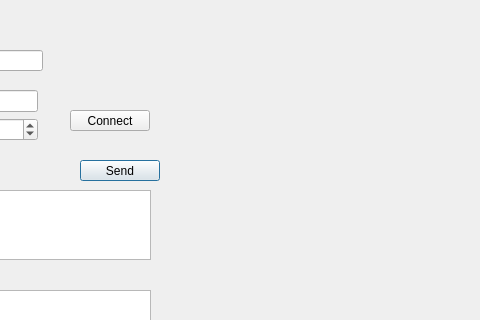
Old version of the form src/gui/client_game_dialog.ui in the repository dwarfovich/Bomberman; both pictures show x 140 to 620 and y 0 to 320 of the 716 by 600 pixel window.
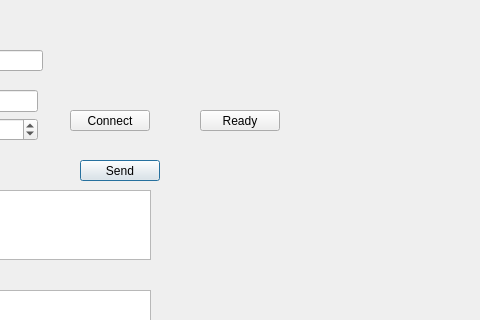
New version of the form.

Patch:
```diff
--- a/src/gui/client_game_dialog.ui
+++ b/src/gui/client_game_dialog.ui
@@ -131,6 +131,19 @@
     </item>
    </layout>
   </widget>
+  <widget class="QPushButton" name="readyButton">
+   <property name="geometry">
+    <rect>
+     <x>340</x>
+     <y>110</y>
+     <width>80</width>
+     <height>21</height>
+    </rect>
+   </property>
+   <property name="text">
+    <string>Ready</string>
+   </property>
+  </widget>
  </widget>
  <resources/>
  <connections/>
```
